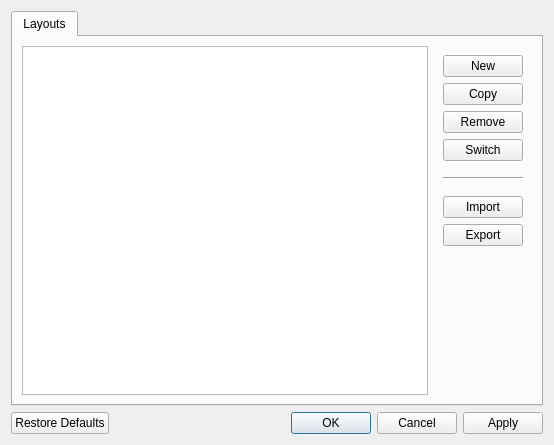
Before: the Qt Designer form app/layoutconfigdialog.ui in KDE/latte-dock, drawn with Qt 5.
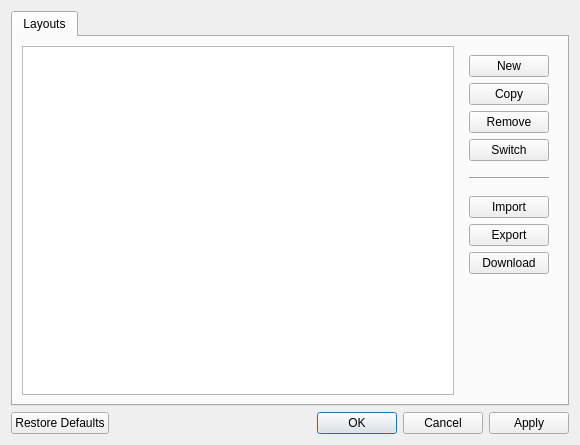
After: the same form once the commit is applied. Icons and pictures are not drawn.

Commit message:
fix #807,download window for Latte Layouts
--adds a Download option in layouts editor in order
to download layouts from store.kde.org

```diff
--- a/app/layoutconfigdialog.ui
+++ b/app/layoutconfigdialog.ui
@@ -6,7 +6,7 @@
    <rect>
     <x>0</x>
     <y>0</y>
-    <width>554</width>
+    <width>580</width>
     <height>445</height>
    </rect>
   </property>
@@ -181,6 +181,16 @@
             </property>
            </widget>
           </item>
+          <item>
+           <widget class="QPushButton" name="downloadButton">
+            <property name="text">
+             <string>Download</string>
+            </property>
+            <property name="icon">
+             <iconset theme="favorites"/>
+            </property>
+           </widget>
+          </item>
           <item>
            <spacer name="verticalSpacer">
             <property name="orientation">
```
Left out of the diff: 3 changed lines with no effect on the pictures. The commit also changes 6 other files.
